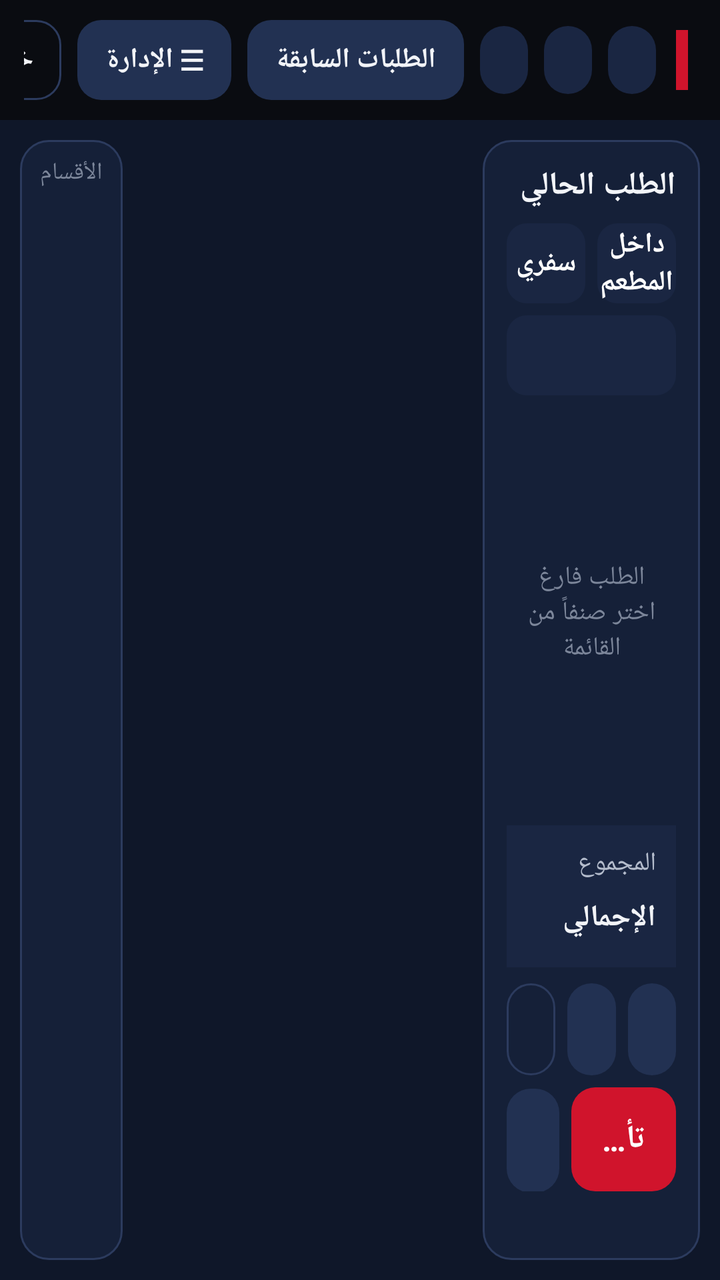
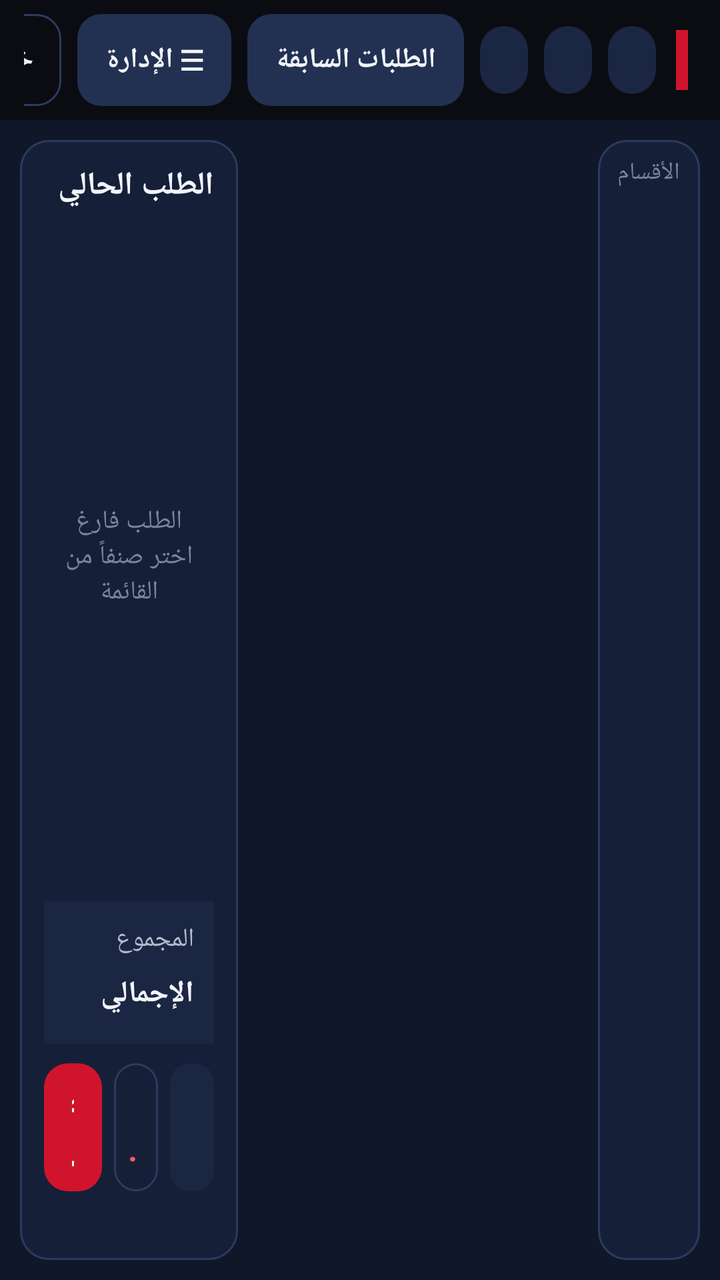

Compare the two renders of this Android layout. The source of the first and the diff that turns it into the second are given below.
<!-- AndroidManifest.xml: application theme Theme.Haji -->
<!-- res/layout/activity_main.xml -->
<?xml version="1.0" encoding="utf-8"?>
<LinearLayout xmlns:android="http://schemas.android.com/apk/res/android"
    android:id="@+id/root"
    android:layout_width="match_parent"
    android:layout_height="match_parent"
    android:background="@color/navy"
    android:layoutDirection="rtl"
    android:orientation="vertical">

    
    <LinearLayout
        android:layout_width="match_parent"
        android:layout_height="60dp"
        android:background="@color/black"
        android:gravity="center_vertical"
        android:orientation="horizontal"
        android:paddingStart="16dp"
        android:paddingEnd="12dp">

        <View
            android:layout_width="6dp"
            android:layout_height="30dp"
            android:background="@color/red" />

        <LinearLayout
            android:layout_width="wrap_content"
            android:layout_height="wrap_content"
            android:layout_marginStart="10dp"
            android:orientation="vertical">

            <TextView
                android:id="@+id/tvRestaurant"
                android:layout_width="wrap_content"
                android:layout_height="wrap_content"
                android:textColor="@color/white"
                android:textSize="18sp"
                android:textStyle="bold" />

            <TextView
                android:id="@+id/tvClock"
                android:layout_width="wrap_content"
                android:layout_height="wrap_content"
                android:textColor="@color/text_3"
                android:textSize="11sp" />
        </LinearLayout>

        <View
            android:layout_width="0dp"
            android:layout_height="1dp"
            android:layout_weight="1" />

        <TextView
            android:id="@+id/chipShift"
            style="@style/Haji.Chip"
            android:layout_width="wrap_content"
            android:layout_marginEnd="8dp" />

        <TextView
            android:id="@+id/chipPrinter"
            style="@style/Haji.Chip"
            android:layout_width="wrap_content"
            android:layout_marginEnd="8dp" />

        <TextView
            android:id="@+id/chipUser"
            style="@style/Haji.Chip"
            android:layout_width="wrap_content"
            android:layout_marginEnd="8dp" />

        <TextView
            android:id="@+id/btnOrders"
            style="@style/Haji.Btn.Dark"
            android:layout_width="wrap_content"
            android:layout_height="40dp"
            android:minHeight="40dp"
            android:layout_marginEnd="8dp"
            android:text="الطلبات السابقة" />

        <TextView
            android:id="@+id/btnAdmin"
            style="@style/Haji.Btn.Dark"
            android:layout_width="wrap_content"
            android:layout_height="40dp"
            android:minHeight="40dp"
            android:layout_marginEnd="8dp"
            android:text="☰ الإدارة" />

        <TextView
            android:id="@+id/btnLogout"
            style="@style/Haji.Btn.Outline"
            android:layout_width="wrap_content"
            android:layout_height="40dp"
            android:minHeight="40dp"
            android:text="خروج" />
    </LinearLayout>

    <TextView
        android:id="@+id/tvShiftWarning"
        android:layout_width="match_parent"
        android:layout_height="wrap_content"
        android:background="@color/red_soft"
        android:gravity="center"
        android:padding="8dp"
        android:text="لا توجد وردية مفتوحة — اضغط هنا لفتح وردية قبل اعتماد الطلبات"
        android:textColor="@color/warning"
        android:textSize="13sp"
        android:textStyle="bold"
        android:visibility="gone" />

    <LinearLayout
        android:layout_width="match_parent"
        android:layout_height="0dp"
        android:layout_weight="1"
        android:orientation="horizontal"
        android:padding="10dp">

        
        <LinearLayout
            android:layout_width="0dp"
            android:layout_height="match_parent"
            android:layout_weight="34"
            android:background="@drawable/card"
            android:orientation="vertical"
            android:padding="12dp">

            <LinearLayout
                android:layout_width="match_parent"
                android:layout_height="wrap_content"
                android:gravity="center_vertical"
                android:orientation="horizontal">

                <TextView
                    style="@style/Haji.Title"
                    android:layout_width="0dp"
                    android:layout_height="wrap_content"
                    android:layout_weight="1"
                    android:text="الطلب الحالي" />

                <TextView
                    android:id="@+id/tvItemCount"
                    style="@style/Haji.Caption"
                    android:layout_width="wrap_content"
                    android:layout_height="wrap_content" />
            </LinearLayout>

            <LinearLayout
                android:layout_width="match_parent"
                android:layout_height="40dp"
                android:layout_marginTop="8dp"
                android:orientation="horizontal">

                <TextView
                    android:id="@+id/segDineIn"
                    android:layout_width="0dp"
                    android:layout_height="match_parent"
                    android:layout_marginEnd="6dp"
                    android:layout_weight="1"
                    android:background="@drawable/segment"
                    android:gravity="center"
                    android:text="داخل المطعم"
                    android:textColor="@color/white"
                    android:textSize="14sp"
                    android:textStyle="bold" />

                <TextView
                    android:id="@+id/segTakeaway"
                    android:layout_width="0dp"
                    android:layout_height="match_parent"
                    android:layout_weight="1"
                    android:background="@drawable/segment"
                    android:gravity="center"
                    android:text="سفري"
                    android:textColor="@color/white"
                    android:textSize="14sp"
                    android:textStyle="bold" />
            </LinearLayout>

            
            <TextView
                android:id="@+id/btnService"
                android:layout_width="match_parent"
                android:layout_height="40dp"
                android:layout_marginTop="6dp"
                android:background="@drawable/segment"
                android:gravity="center"
                android:textColor="@color/white"
                android:textSize="14sp"
                android:textStyle="bold" />

            <TextView
                android:id="@+id/tvTable"
                android:layout_width="match_parent"
                android:layout_height="38dp"
                android:layout_marginTop="6dp"
                android:background="@drawable/btn_outline"
                android:gravity="center_vertical|start"
                android:paddingStart="12dp"
                android:paddingEnd="12dp"
                android:textColor="@color/text_2"
                android:textSize="13sp"
                android:visibility="gone" />

            <FrameLayout
                android:layout_width="match_parent"
                android:layout_height="0dp"
                android:layout_marginTop="8dp"
                android:layout_weight="1">

                <ListView
                    android:id="@+id/lvLines"
                    android:layout_width="match_parent"
                    android:layout_height="match_parent"
                    android:divider="@color/stroke"
                    android:dividerHeight="1dp" />

                <TextView
                    android:id="@+id/tvEmpty"
                    android:layout_width="wrap_content"
                    android:layout_height="wrap_content"
                    android:layout_gravity="center"
                    android:gravity="center"
                    android:text="الطلب فارغ\nاختر صنفاً من القائمة"
                    android:textColor="@color/text_3"
                    android:textSize="13sp" />
            </FrameLayout>

            <LinearLayout
                android:layout_width="match_parent"
                android:layout_height="wrap_content"
                android:layout_marginTop="6dp"
                android:background="@color/surface"
                android:orientation="vertical"
                android:padding="10dp">

                <LinearLayout
                    android:layout_width="match_parent"
                    android:layout_height="wrap_content"
                    android:orientation="horizontal">

                    <TextView
                        android:layout_width="0dp"
                        android:layout_height="wrap_content"
                        android:layout_weight="1"
                        android:text="المجموع"
                        android:textColor="@color/text_2"
                        android:textSize="13sp" />

                    <TextView
                        android:id="@+id/tvSubtotal"
                        android:layout_width="wrap_content"
                        android:layout_height="wrap_content"
                        android:textColor="@color/text"
                        android:textSize="13sp" />
                </LinearLayout>

                <LinearLayout
                    android:id="@+id/rowDiscount"
                    android:layout_width="match_parent"
                    android:layout_height="wrap_content"
                    android:orientation="horizontal"
                    android:visibility="gone">

                    <TextView
                        android:id="@+id/tvDiscountLabel"
                        android:layout_width="0dp"
                        android:layout_height="wrap_content"
                        android:layout_weight="1"
                        android:text="الخصم"
                        android:textColor="@color/text_2"
                        android:textSize="13sp" />

                    <TextView
                        android:id="@+id/tvDiscount"
                        android:layout_width="wrap_content"
                        android:layout_height="wrap_content"
                        android:textColor="@color/success"
                        android:textSize="13sp" />
                </LinearLayout>

                <LinearLayout
                    android:id="@+id/rowService"
                    android:layout_width="match_parent"
                    android:layout_height="wrap_content"
                    android:orientation="horizontal"
                    android:visibility="gone">

                    <TextView
                        android:layout_width="0dp"
                        android:layout_height="wrap_content"
                        android:layout_weight="1"
                        android:text="خدمة الصالة"
                        android:textColor="@color/text_2"
                        android:textSize="13sp" />

                    <TextView
                        android:id="@+id/tvService"
                        android:layout_width="wrap_content"
                        android:layout_height="wrap_content"
                        android:textColor="@color/warning"
                        android:textSize="13sp" />
                </LinearLayout>

                <LinearLayout
                    android:layout_width="match_parent"
                    android:layout_height="wrap_content"
                    android:layout_marginTop="4dp"
                    android:gravity="center_vertical"
                    android:orientation="horizontal">

                    <TextView
                        android:layout_width="0dp"
                        android:layout_height="wrap_content"
                        android:layout_weight="1"
                        android:text="الإجمالي"
                        android:textColor="@color/text"
                        android:textSize="15sp"
                        android:textStyle="bold" />

                    <TextView
                        android:id="@+id/tvTotal"
                        android:layout_width="wrap_content"
                        android:layout_height="wrap_content"
                        android:textColor="@color/white"
                        android:textSize="22sp"
                        android:textStyle="bold" />
                </LinearLayout>
            </LinearLayout>

            <LinearLayout
                android:layout_width="match_parent"
                android:layout_height="wrap_content"
                android:layout_marginTop="8dp"
                android:orientation="horizontal">

                <TextView
                    android:id="@+id/btnNew"
                    style="@style/Haji.Btn.Dark"
                    android:layout_width="0dp"
                    android:layout_marginEnd="6dp"
                    android:layout_weight="1"
                    android:text="طلب جديد" />

                <TextView
                    android:id="@+id/btnDiscount"
                    style="@style/Haji.Btn.Dark"
                    android:layout_width="0dp"
                    android:layout_marginEnd="6dp"
                    android:layout_weight="1"
                    android:text="خصم" />

                <TextView
                    android:id="@+id/btnClear"
                    style="@style/Haji.Btn.Outline"
                    android:layout_width="0dp"
                    android:layout_weight="1"
                    android:text="إلغاء الطلب"
                    android:textColor="@color/error" />
            </LinearLayout>

            <LinearLayout
                android:layout_width="match_parent"
                android:layout_height="wrap_content"
                android:layout_marginTop="6dp"
                android:orientation="horizontal">

                <TextView
                    android:id="@+id/btnConfirm"
                    style="@style/Haji.Btn"
                    android:layout_width="0dp"
                    android:layout_height="52dp"
                    android:layout_marginEnd="6dp"
                    android:layout_weight="2"
                    android:textSize="16sp"
                    android:text="تأكيد الطلب" />

                <TextView
                    android:id="@+id/btnPrint"
                    style="@style/Haji.Btn.Dark"
                    android:layout_width="0dp"
                    android:layout_height="52dp"
                    android:layout_weight="1"
                    android:text="طباعة الفاتورة" />
            </LinearLayout>

            <TextView
                android:id="@+id/tvLastInvoice"
                style="@style/Haji.Caption"
                android:layout_width="match_parent"
                android:layout_height="wrap_content"
                android:layout_marginTop="6dp"
                android:gravity="center" />
        </LinearLayout>

        
        <LinearLayout
            android:layout_width="0dp"
            android:layout_height="match_parent"
            android:layout_marginStart="10dp"
            android:layout_marginEnd="10dp"
            android:layout_weight="50"
            android:orientation="vertical">

            <TextView
                android:id="@+id/tvCategoryTitle"
                style="@style/Haji.Title"
                android:layout_width="match_parent"
                android:layout_height="wrap_content"
                android:paddingBottom="8dp" />

            <FrameLayout
                android:layout_width="match_parent"
                android:layout_height="0dp"
                android:layout_weight="1">

                <GridView
                    android:id="@+id/gvProducts"
                    android:layout_width="match_parent"
                    android:layout_height="match_parent"
                    android:columnWidth="150dp"
                    android:horizontalSpacing="8dp"
                    android:listSelector="@color/transparent"
                    android:numColumns="auto_fit"
                    android:stretchMode="columnWidth"
                    android:verticalSpacing="8dp" />

                <TextView
                    android:id="@+id/tvNoProducts"
                    android:layout_width="wrap_content"
                    android:layout_height="wrap_content"
                    android:layout_gravity="center"
                    android:gravity="center"
                    android:padding="20dp"
                    android:textColor="@color/text_3"
                    android:textSize="14sp"
                    android:visibility="gone" />
            </FrameLayout>
        </LinearLayout>

        
        <LinearLayout
            android:layout_width="0dp"
            android:layout_height="match_parent"
            android:layout_weight="16"
            android:background="@drawable/card"
            android:orientation="vertical"
            android:padding="8dp">

            <TextView
                style="@style/Haji.Caption"
                android:layout_width="match_parent"
                android:layout_height="wrap_content"
                android:gravity="center"
                android:paddingBottom="6dp"
                android:text="الأقسام" />

            <ListView
                android:id="@+id/lvCategories"
                android:layout_width="match_parent"
                android:layout_height="0dp"
                android:layout_weight="1"
                android:divider="@color/transparent"
                android:dividerHeight="6dp"
                android:listSelector="@color/transparent" />
        </LinearLayout>
    </LinearLayout>
</LinearLayout>
<!-- resources referenced by this layout -->
<resources>
  <color name="black">#0A0C11</color>
  <color name="error">#FF5A5F</color>
  <color name="navy">#0F1729</color>
  <color name="red">#D0142C</color>
  <color name="red_soft">#3A1520</color>
  <color name="stroke">#2C3B5E</color>
  <color name="success">#34B67E</color>
  <color name="surface">#1A2642</color>
  <color name="text">#F2F4F8</color>
  <color name="text_2">#B4BCCC</color>
  <color name="text_3">#7C869A</color>
  <color name="transparent">#00000000</color>
  <color name="warning">#F0B43C</color>
  <color name="white">#FFFFFF</color>
  <!-- drawable card (drawable) -->
  <?xml version="1.0" encoding="utf-8"?>
  <shape xmlns:android="http://schemas.android.com/apk/res/android">
      <solid android:color="@color/navy_2" />
      <stroke android:width="1dp" android:color="@color/stroke" />
      <corners android:radius="14dp" />
  </shape>
  <!-- drawable segment (drawable) -->
  <?xml version="1.0" encoding="utf-8"?>
  <selector xmlns:android="http://schemas.android.com/apk/res/android">
      <item android:state_selected="true">
          <shape><solid android:color="@color/red" /><corners android:radius="10dp" /></shape>
      </item>
      <item>
          <shape><solid android:color="@color/surface" /><corners android:radius="10dp" /></shape>
      </item>
  </selector>
  <style name="Haji.Btn.Dark">
          <item name="android:background">@drawable/btn_dark</item>
          <item name="android:textColor">@color/text</item>
      </style>
  <style name="Haji.Btn.Outline">
          <item name="android:background">@drawable/btn_outline</item>
          <item name="android:textColor">@color/text</item>
      </style>
  <style name="Haji.Caption" parent="">
          <item name="android:textColor">@color/text_3</item>
          <item name="android:textSize">12sp</item>
      </style>
  <style name="Haji.Title" parent="">
          <item name="android:textColor">@color/text</item>
          <item name="android:textSize">16sp</item>
          <item name="android:textStyle">bold</item>
      </style>
  <dimen name="radius">12dp</dimen>
  <color name="navy_2">#152038</color>
  <dimen name="btn_h">46dp</dimen>
  <!-- drawable btn_dark (drawable) -->
  <?xml version="1.0" encoding="utf-8"?>
  <ripple xmlns:android="http://schemas.android.com/apk/res/android" android:color="#30FFFFFF">
      <item>
          <shape>
              <solid android:color="@color/surface_2" />
              <corners android:radius="@dimen/radius" />
          </shape>
      </item>
  </ripple>
  <!-- drawable chip (drawable) -->
  <?xml version="1.0" encoding="utf-8"?>
  <shape xmlns:android="http://schemas.android.com/apk/res/android">
      <solid android:color="@color/surface" />
      <corners android:radius="17dp" />
  </shape>
  <style name="Theme.Haji.Dialog" parent="@android:style/Theme.Material.Dialog.Alert">
          <item name="android:colorAccent">@color/red</item>
          <item name="android:windowBackground">@drawable/bg_dialog</item>
          <item name="android:textColorPrimary">@color/text</item>
          <item name="android:textColorSecondary">@color/text_2</item>
      </style>
  <style name="Haji.WindowAnim" parent="@android:style/Animation.Activity">
          <item name="android:activityOpenEnterAnimation">@anim/fade_in</item>
          <item name="android:activityOpenExitAnimation">@anim/fade_out</item>
          <item name="android:activityCloseEnterAnimation">@anim/fade_in</item>
          <item name="android:activityCloseExitAnimation">@anim/fade_out</item>
      </style>
  <color name="surface_2">#223152</color>
  <!-- drawable bg_dialog (drawable) -->
  <?xml version="1.0" encoding="utf-8"?>
  <inset xmlns:android="http://schemas.android.com/apk/res/android" android:inset="16dp">
      <shape>
          <solid android:color="@color/navy_2" />
          <stroke android:width="1dp" android:color="@color/stroke" />
          <corners android:radius="16dp" />
      </shape>
  </inset>
  <!-- unchanged entries left out for length: 5 -->
</resources>

<!-- the commit's change to res/layout/activity_main.xml (unified diff, before → after) -->
@@ -71,8 +71,8 @@
             android:id="@+id/btnOrders"
             style="@style/Haji.Btn.Dark"
             android:layout_width="wrap_content"
-            android:layout_height="40dp"
-            android:minHeight="40dp"
+            android:layout_height="46dp"
+            android:minHeight="46dp"
             android:layout_marginEnd="8dp"
             android:text="الطلبات السابقة" />
 
@@ -80,8 +80,8 @@
             android:id="@+id/btnAdmin"
             style="@style/Haji.Btn.Dark"
             android:layout_width="wrap_content"
-            android:layout_height="40dp"
-            android:minHeight="40dp"
+            android:layout_height="46dp"
+            android:minHeight="46dp"
             android:layout_marginEnd="8dp"
             android:text="☰ الإدارة" />
 
@@ -89,8 +89,8 @@
             android:id="@+id/btnLogout"
             style="@style/Haji.Btn.Outline"
             android:layout_width="wrap_content"
-            android:layout_height="40dp"
-            android:minHeight="40dp"
+            android:layout_height="46dp"
+            android:minHeight="46dp"
             android:text="خروج" />
     </LinearLayout>
 
@@ -118,6 +118,77 @@
         <LinearLayout
             android:layout_width="0dp"
             android:layout_height="match_parent"
+            android:layout_weight="16"
+            android:background="@drawable/card"
+            android:orientation="vertical"
+            android:padding="8dp">
+
+            <TextView
+                style="@style/Haji.Caption"
+                android:layout_width="match_parent"
+                android:layout_height="wrap_content"
+                android:gravity="center"
+                android:paddingBottom="6dp"
+                android:text="الأقسام" />
+
+            <ListView
+                android:id="@+id/lvCategories"
+                android:layout_width="match_parent"
+                android:layout_height="0dp"
+                android:layout_weight="1"
+                android:divider="@color/transparent"
+                android:dividerHeight="6dp"
+                android:listSelector="@color/transparent" />
+        </LinearLayout>
+        
+        <LinearLayout
+            android:layout_width="0dp"
+            android:layout_height="match_parent"
+            android:layout_marginStart="10dp"
+            android:layout_marginEnd="10dp"
+            android:layout_weight="50"
+            android:orientation="vertical">
+
+            <TextView
+                android:id="@+id/tvCategoryTitle"
+                style="@style/Haji.Title"
+                android:layout_width="match_parent"
+                android:layout_height="wrap_content"
+                android:paddingBottom="8dp" />
+
+            <FrameLayout
+                android:layout_width="match_parent"
+                android:layout_height="0dp"
+                android:layout_weight="1">
+
+                <GridView
+                    android:id="@+id/gvProducts"
+                    android:layout_width="match_parent"
+                    android:layout_height="match_parent"
+                    android:columnWidth="160dp"
+                    android:horizontalSpacing="8dp"
+                    android:listSelector="@color/transparent"
+                    android:numColumns="auto_fit"
+                    android:stretchMode="columnWidth"
+                    android:verticalSpacing="8dp" />
+
+                <TextView
+                    android:id="@+id/tvNoProducts"
+                    android:layout_width="wrap_content"
+                    android:layout_height="wrap_content"
+                    android:layout_gravity="center"
+                    android:gravity="center"
+                    android:padding="20dp"
+                    android:textColor="@color/text_3"
+                    android:textSize="14sp"
+                    android:visibility="gone" />
+            </FrameLayout>
+        </LinearLayout>
+
+        
+        <LinearLayout
+            android:layout_width="0dp"
+            android:layout_height="match_parent"
             android:layout_weight="34"
             android:background="@drawable/card"
             android:orientation="vertical"
@@ -142,50 +213,6 @@
                     android:layout_width="wrap_content"
                     android:layout_height="wrap_content" />
             </LinearLayout>
-
-            <LinearLayout
-                android:layout_width="match_parent"
-                android:layout_height="40dp"
-                android:layout_marginTop="8dp"
-                android:orientation="horizontal">
-
-                <TextView
-                    android:id="@+id/segDineIn"
-                    android:layout_width="0dp"
-                    android:layout_height="match_parent"
-                    android:layout_marginEnd="6dp"
-                    android:layout_weight="1"
-                    android:background="@drawable/segment"
-                    android:gravity="center"
-                    android:text="داخل المطعم"
-                    android:textColor="@color/white"
-                    android:textSize="14sp"
-                    android:textStyle="bold" />
-
-                <TextView
-                    android:id="@+id/segTakeaway"
-                    android:layout_width="0dp"
-                    android:layout_height="match_parent"
-                    android:layout_weight="1"
-                    android:background="@drawable/segment"
-                    android:gravity="center"
-                    android:text="سفري"
-                    android:textColor="@color/white"
-                    android:textSize="14sp"
-                    android:textStyle="bold" />
-            </LinearLayout>
-
-            
-            <TextView
-                android:id="@+id/btnService"
-                android:layout_width="match_parent"
-                android:layout_height="40dp"
-                android:layout_marginTop="6dp"
-                android:background="@drawable/segment"
-                android:gravity="center"
-                android:textColor="@color/white"
-                android:textSize="14sp"
-                android:textStyle="bold" />
 
             <TextView
                 android:id="@+id/tvTable"
@@ -326,60 +353,48 @@
                 </LinearLayout>
             </LinearLayout>
 
+            
             <LinearLayout
                 android:layout_width="match_parent"
-                android:layout_height="wrap_content"
-                android:layout_marginTop="8dp"
+                android:layout_height="64dp"
+                android:layout_marginTop="10dp"
                 android:orientation="horizontal">
 
                 <TextView
-                    android:id="@+id/btnNew"
-                    style="@style/Haji.Btn.Dark"
+                    android:id="@+id/btnService"
                     android:layout_width="0dp"
+                    android:layout_height="match_parent"
                     android:layout_marginEnd="6dp"
                     android:layout_weight="1"
-                    android:text="طلب جديد" />
-
-                <TextView
-                    android:id="@+id/btnDiscount"
-                    style="@style/Haji.Btn.Dark"
-                    android:layout_width="0dp"
-                    android:layout_marginEnd="6dp"
-                    android:layout_weight="1"
-                    android:text="خصم" />
+                    android:background="@drawable/segment"
+                    android:gravity="center"
+                    android:maxLines="2"
+                    android:padding="4dp"
+                    android:textColor="@color/white"
+                    android:textSize="15sp"
+                    android:textStyle="bold" />
 
                 <TextView
                     android:id="@+id/btnClear"
                     style="@style/Haji.Btn.Outline"
                     android:layout_width="0dp"
+                    android:layout_height="match_parent"
+                    android:layout_marginEnd="6dp"
                     android:layout_weight="1"
+                    android:maxLines="2"
                     android:text="إلغاء الطلب"
-                    android:textColor="@color/error" />
-            </LinearLayout>
-
-            <LinearLayout
-                android:layout_width="match_parent"
-                android:layout_height="wrap_content"
-                android:layout_marginTop="6dp"
-                android:orientation="horizontal">
-
-                <TextView
-                    android:id="@+id/btnConfirm"
+                    android:textColor="@color/error"
+                    android:textSize="16sp" />
+
+                <TextView
+                    android:id="@+id/btnPrint"
                     style="@style/Haji.Btn"
                     android:layout_width="0dp"
-                    android:layout_height="52dp"
-                    android:layout_marginEnd="6dp"
-                    android:layout_weight="2"
-                    android:textSize="16sp"
-                    android:text="تأكيد الطلب" />
-
-                <TextView
-                    android:id="@+id/btnPrint"
-                    style="@style/Haji.Btn.Dark"
-                    android:layout_width="0dp"
-                    android:layout_height="52dp"
-                    android:layout_weight="1"
-                    android:text="طباعة الفاتورة" />
+                    android:layout_height="match_parent"
+                    android:layout_weight="1.3"
+                    android:maxLines="2"
+                    android:text="طباعة"
+                    android:textSize="18sp" />
             </LinearLayout>
 
             <TextView
@@ -391,76 +406,5 @@
                 android:gravity="center" />
         </LinearLayout>
 
-        
-        <LinearLayout
-            android:layout_width="0dp"
-            android:layout_height="match_parent"
-            android:layout_marginStart="10dp"
-            android:layout_marginEnd="10dp"
-            android:layout_weight="50"
-            android:orientation="vertical">
-
-            <TextView
-                android:id="@+id/tvCategoryTitle"
-                style="@style/Haji.Title"
-                android:layout_width="match_parent"
-                android:layout_height="wrap_content"
-                android:paddingBottom="8dp" />
-
-            <FrameLayout
-                android:layout_width="match_parent"
-                android:layout_height="0dp"
-                android:layout_weight="1">
-
-                <GridView
-                    android:id="@+id/gvProducts"
-                    android:layout_width="match_parent"
-                    android:layout_height="match_parent"
-                    android:columnWidth="150dp"
-                    android:horizontalSpacing="8dp"
-                    android:listSelector="@color/transparent"
-                    android:numColumns="auto_fit"
-                    android:stretchMode="columnWidth"
-                    android:verticalSpacing="8dp" />
-
-                <TextView
-                    android:id="@+id/tvNoProducts"
-                    android:layout_width="wrap_content"
-                    android:layout_height="wrap_content"
-                    android:layout_gravity="center"
-                    android:gravity="center"
-                    android:padding="20dp"
-                    android:textColor="@color/text_3"
-                    android:textSize="14sp"
-                    android:visibility="gone" />
-            </FrameLayout>
-        </LinearLayout>
-
-        
-        <LinearLayout
-            android:layout_width="0dp"
-            android:layout_height="match_parent"
-            android:layout_weight="16"
-            android:background="@drawable/card"
-            android:orientation="vertical"
-            android:padding="8dp">
-
-            <TextView
-                style="@style/Haji.Caption"
-                android:layout_width="match_parent"
-                android:layout_height="wrap_content"
-                android:gravity="center"
-                android:paddingBottom="6dp"
-                android:text="الأقسام" />
-
-            <ListView
-                android:id="@+id/lvCategories"
-                android:layout_width="match_parent"
-                android:layout_height="0dp"
-                android:layout_weight="1"
-                android:divider="@color/transparent"
-                android:dividerHeight="6dp"
-                android:listSelector="@color/transparent" />
-        </LinearLayout>
     </LinearLayout>
 </LinearLayout>
<!-- resource entries referenced after the edit -->
@@ -50,7 +50,7 @@
       </style>
   <dimen name="radius">12dp</dimen>
   <color name="navy_2">#152038</color>
-  <dimen name="btn_h">46dp</dimen>
+  <dimen name="btn_h">54dp</dimen>
   <!-- drawable btn_dark (drawable) -->
   <?xml version="1.0" encoding="utf-8"?>
   <ripple xmlns:android="http://schemas.android.com/apk/res/android" android:color="#30FFFFFF">
